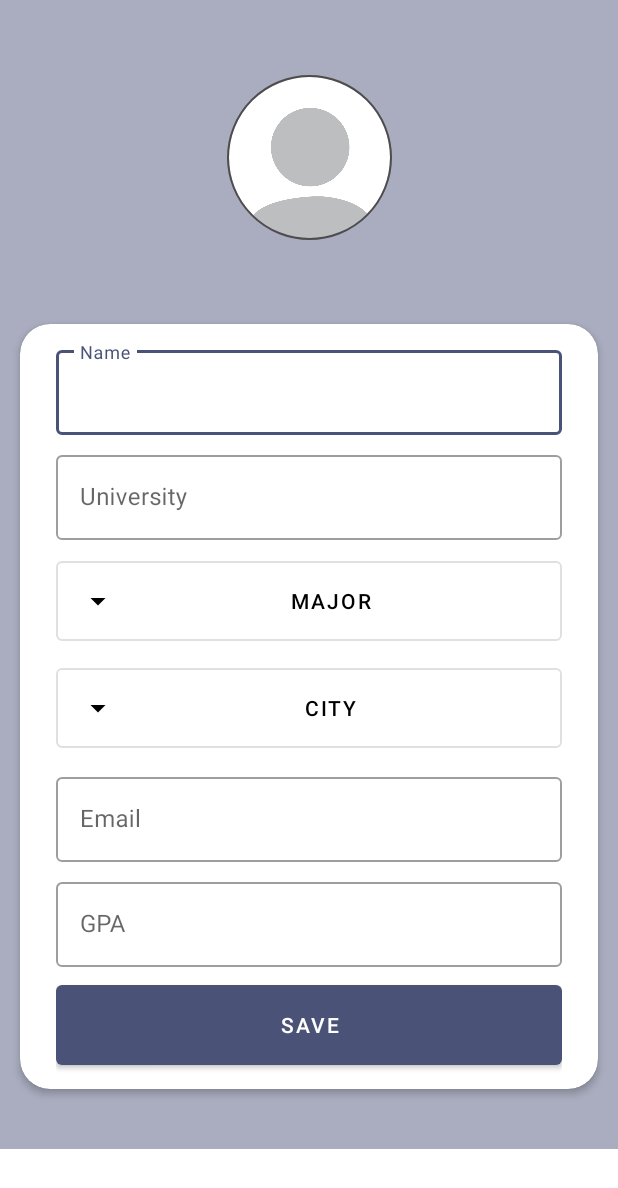
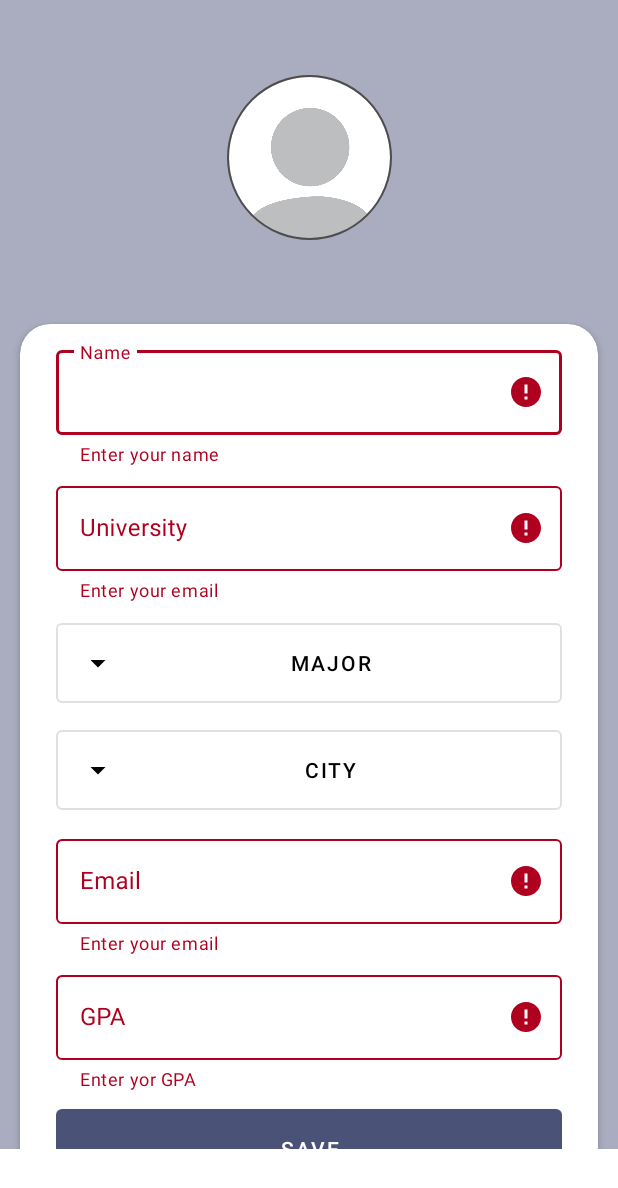
Before and after one commit to reem-altammami/Internship, an Android app: the EditProfileFragment screen opened directly, with no data from a screen before it, after a tap on "SAVE", on a phone screen of 412 x 824 dp. Shown: the top 1188 px of the screen. Run offline under Robolectric (Android 15) with nearby library versions, the light colour scheme and no system bars; our stand-ins replace CircleImageView, Firebase (no records; nobody signed in at launch, a user with empty details on screens opened directly), data binding, navigation-ui; network calls fail; pictures from the network do not load; 3 statements that could not run were skipped.

Commit message:
set error message

```diff
--- a/app/src/main/java/com/reem/internship/EditProfileFragment.kt
+++ b/app/src/main/java/com/reem/internship/EditProfileFragment.kt
@@ -8,6 +8,7 @@ import android.view.View
 import android.view.ViewGroup
 import android.widget.PopupMenu
 import android.widget.TextView
+import android.widget.Toast
 import com.reem.internship.databinding.FragmentEditProfileBinding
 import androidx.fragment.app.viewModels
 import androidx.lifecycle.Lifecycle
@@ -67,6 +68,8 @@ class EditProfileFragment : Fragment() {
                     if (it.userItem.userId.isEmpty()) {
                         binding.cancel.visibility = View.GONE
                     } else {
+                        binding.cancel.visibility = View.VISIBLE
+
                         binding.apply {
 
                             name.setText(it.userItem.userName, TextView.BufferType.SPANNABLE)
@@ -184,6 +187,8 @@ class EditProfileFragment : Fragment() {
             val gpa = binding.gpa.text.toString()
            user = User(userName, email, userId, university, major, city, gpa)
 
+        }else{
+            setEditTextError()
         }
         return user
     }
@@ -197,4 +202,34 @@ class EditProfileFragment : Fragment() {
             .into(binding.imageProfile)
     }
 
+    fun setEditTextError(){
+        if (binding.name.text!!.isEmpty()){
+            binding.nameLabel.error="Enter your name"
+        } else {
+            binding.nameLabel.error = null
+        }
+        if (binding.university.text!!.isEmpty()){
+            binding.universityLabel.error = "Enter your email"
+        } else {
+            binding.universityLabel.error = null
+        }
+        if (binding.email.text!!.isEmpty()){
+            binding.emailLabel.error = "Enter your email"
+        } else {
+            binding.emailLabel.error = null
+        }
+        if (binding.gpa.text!!.isEmpty()){
+            binding.gpaLabel.error = "Enter yor GPA"
+        } else {
+            binding.gpaLabel.error = null
+        }
+        if (binding.filterCity.text == "Major") {
+            Toast.makeText(requireContext(),"Select your major",Toast.LENGTH_SHORT).show()
+        }
+        if (binding.filterCity.text == "City") {
+            Toast.makeText(requireContext(),"Select your city",Toast.LENGTH_SHORT).show()
+        }
+
+    }
+
 }
```
